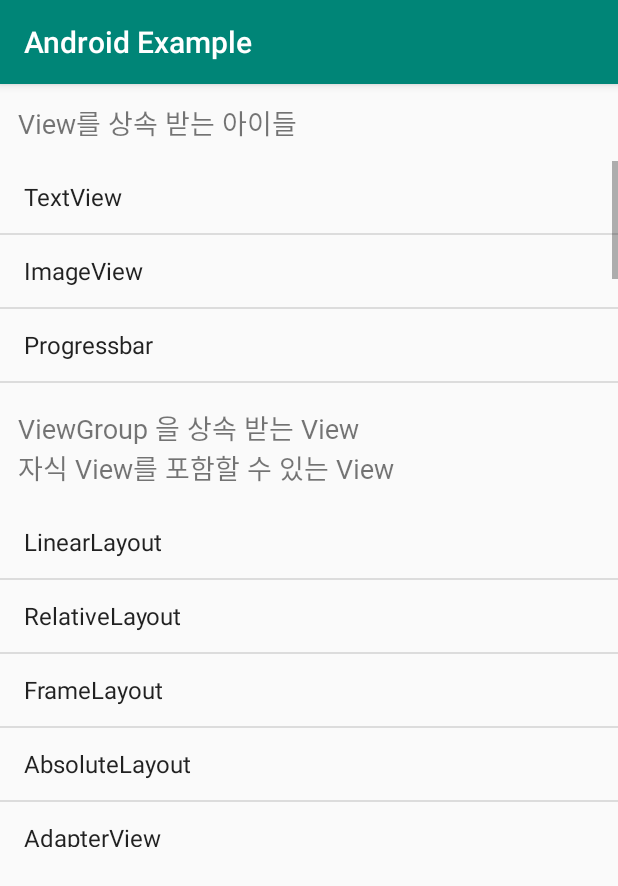
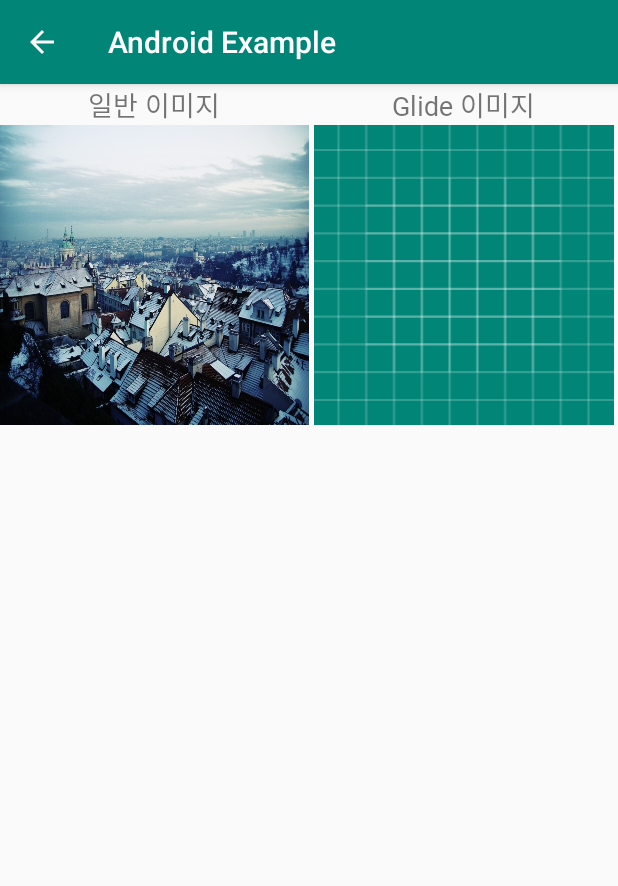
Before and after one commit to KimJoon93/Android_Example, an Android app: the screen it shows after launch (MainActivity before the commit, ImageView after it), after a tap on "ImageView", on a phone screen of 412 x 824 dp. Shown: the top 886 px of the screen. Run offline under Robolectric (Android 15) with nearby library versions, the phone set to English and light mode, and no system bars; pictures from the network do not load; 1 other tap on this screen came first.

Commit message:
Glide problem occur

```diff
--- a/Views/app/build.gradle
+++ b/Views/app/build.gradle
@@ -26,4 +26,7 @@ dependencies {
     testImplementation 'junit:junit:4.12'
     androidTestImplementation 'androidx.test:runner:1.2.0'
     androidTestImplementation 'androidx.test.espresso:espresso-core:3.2.0'
+
+    implementation 'com.github.bumptech.glide:glide:4.9.0'
+    annotationProcessor 'com.github.bumptech.glide:compiler:4.9.0'
 }
--- a/Views/app/src/main/AndroidManifest.xml
+++ b/Views/app/src/main/AndroidManifest.xml
@@ -1,6 +1,8 @@
 <?xml version="1.0" encoding="utf-8"?>
 <manifest xmlns:android="http://schemas.android.com/apk/res/android"
     package="com.example.android.myapplication">
+
+    <uses-permission android:name="android.permission.INTERNET"/>
 
     <application
         android:allowBackup="true"
@@ -9,8 +11,12 @@
         android:roundIcon="@mipmap/ic_launcher_round"
         android:supportsRtl="true"
         android:theme="@style/AppTheme">
-        <activity android:name=".TextView"
+        <activity
+            android:name=".ImageView"
             android:parentActivityName=".MainActivity"></activity>
+        <activity
+            android:name=".TextView"
+            android:parentActivityName=".MainActivity" />
         <activity android:name=".MainActivity">
             <intent-filter>
                 <action android:name="android.intent.action.MAIN" />
--- /dev/null
+++ b/Views/app/src/main/java/com/example/android/myapplication/ImageView.java
@@ -0,0 +1,40 @@
+package com.example.android.myapplication;
+
+import androidx.annotation.Nullable;
+import androidx.appcompat.app.AppCompatActivity;
+
+import android.graphics.drawable.Drawable;
+import android.os.Bundle;
+import android.view.View;
+
+import com.bumptech.glide.Glide;
+import com.bumptech.glide.load.DataSource;
+import com.bumptech.glide.load.engine.GlideException;
+import com.bumptech.glide.request.RequestListener;
+import com.bumptech.glide.request.target.Target;
+
+import java.net.URI;
+
+
+public class ImageView extends AppCompatActivity {
+
+    @Override
+    protected void onCreate(Bundle savedInstanceState) {
+        super.onCreate(savedInstanceState);
+        setContentView(R.layout.activity_image_view);
+
+        String url = "https://i.imgur.com/AxETlhd.jpg";
+
+        android.widget.ImageView imageView = findViewById(R.id.generalimage);
+
+        android.widget.ImageView glideImage = findViewById(R.id.glideimage);
+
+        imageView.setImageResource(R.drawable.highimage);
+
+        Glide.with(this)
+                .load(url)
+                .placeholder(R.drawable.ic_launcher_background)
+                .into(glideImage);
+
+    }
+}
--- a/Views/app/src/main/java/com/example/android/myapplication/MainActivity.java
+++ b/Views/app/src/main/java/com/example/android/myapplication/MainActivity.java
@@ -23,6 +23,8 @@ public class MainActivity extends AppCompatActivity {
     ArrayList<String> viewList;
     ArrayList<String> viewGroupList;
 
+    Intent intent;
+
 
     @Override
     protected void onCreate(Bundle savedInstanceState) {
@@ -32,9 +34,6 @@ public class MainActivity extends AppCompatActivity {
         viewList = new ArrayList<>();
         viewList.add("TextView");
         viewList.add("ImageView");
-        viewList.add("Progressbar");
-        viewList.add("Progressbar");
-        viewList.add("Progressbar");
         viewList.add("Progressbar");
 
         viewGroupList = new ArrayList<>();
@@ -62,14 +61,13 @@ public class MainActivity extends AppCompatActivity {
             public void onItemClick(AdapterView<?> adapterView, View view, int i, long l) {
 
                 if(i==0){
-                    Intent intent = new Intent(getApplicationContext(), TextView.class);
-                    startActivity(intent);
+                    intent = new Intent(getApplicationContext(), TextView.class);
                 }else if(i==1){
-                    Log.d("KJ","1111");
+                    intent = new Intent(getApplicationContext(), ImageView.class);
                 }else if(i==2){
                     Log.d("KJ","2222");
                 }
-
+                startActivity(intent);
             }
         });
     }
--- /dev/null
+++ b/Views/app/src/main/res/layout/activity_image_view.xml
@@ -0,0 +1,63 @@
+<?xml version="1.0" encoding="utf-8"?>
+<LinearLayout
+    xmlns:android="http://schemas.android.com/apk/res/android"
+    android:orientation="vertical"
+    xmlns:tools="http://schemas.android.com/tools"
+    android:layout_width="match_parent"
+    android:layout_height="match_parent"
+    tools:context=".ImageView">
+
+    <LinearLayout
+        android:orientation="horizontal"
+        android:layout_width="match_parent"
+        android:layout_height="wrap_content">
+
+        <LinearLayout
+            android:layout_weight="1"
+            android:orientation="vertical"
+            android:layout_width="0dp"
+            android:layout_height="wrap_content">
+
+            <TextView
+                android:gravity="center"
+                android:layout_gravity="center"
+                android:textSize="18sp"
+                android:fontFamily="@font/bm_hanna"
+                android:text="일반 이미지"
+                android:layout_width="match_parent"
+                android:layout_height="wrap_content" />
+
+            <ImageView
+                android:scaleType="fitXY"
+                android:id="@+id/generalimage"
+                android:layout_width="match_parent"
+                android:layout_height="200dp" />
+
+        </LinearLayout>
+
+
+        <LinearLayout
+            android:layout_weight="1"
+            android:orientation="vertical"
+            android:layout_width="0dp"
+            android:layout_height="wrap_content">
+
+            <TextView
+                android:gravity="center"
+                android:layout_gravity="center"
+                android:textSize="18sp"
+                android:fontFamily="@font/bm_hanna"
+                android:text="Glide 이미지"
+                android:layout_width="match_parent"
+                android:layout_height="wrap_content" />
+
+            <ImageView
+                android:id="@+id/glideimage"
+                android:layout_width="match_parent"
+                android:layout_height="200dp" />
+
+        </LinearLayout>
+
+    </LinearLayout>
+
+</LinearLayout>
```
Also changed, not shown: Views/app/src/main/res/drawable/highimage.jpeg (added).
